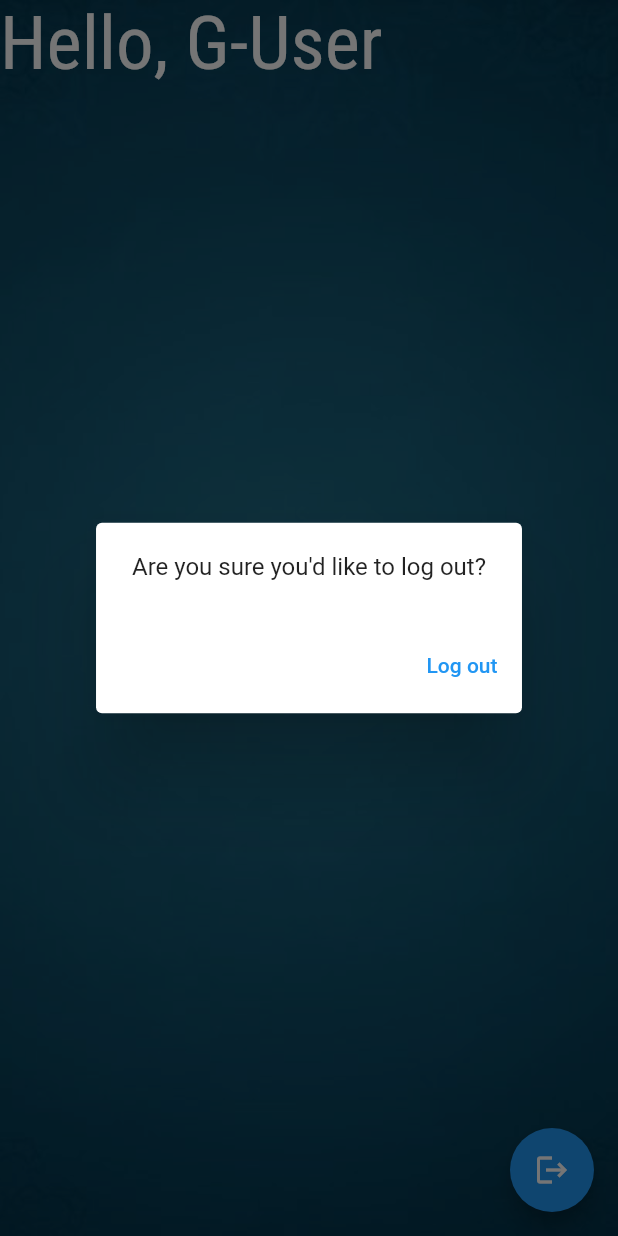
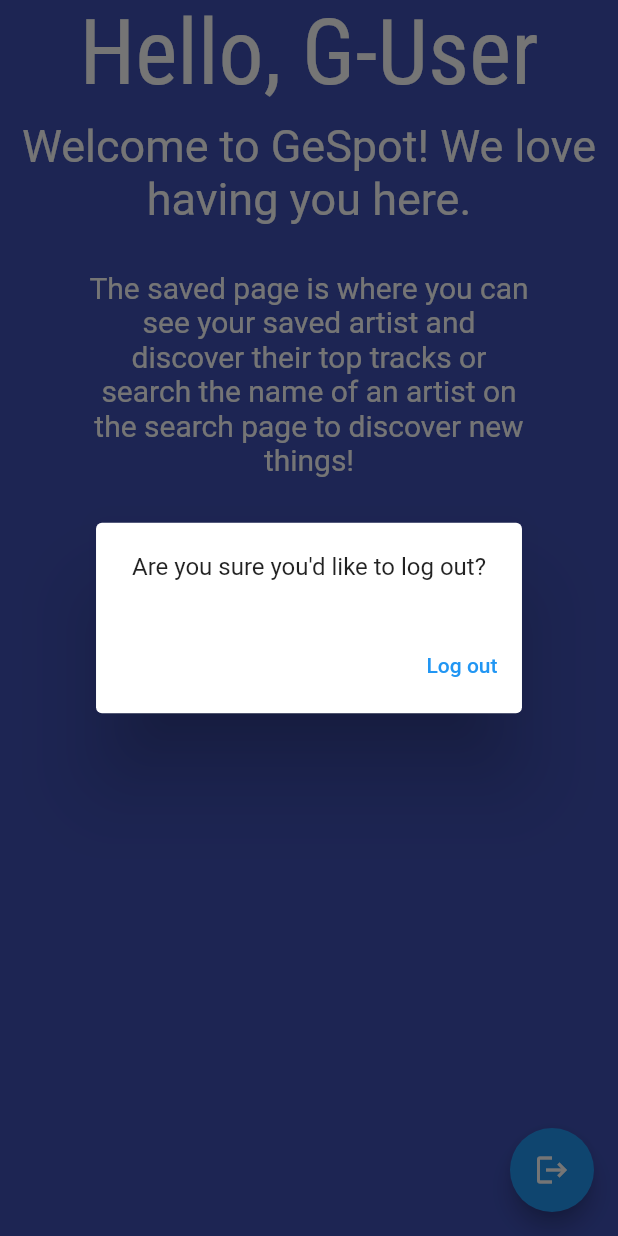
Before and after one commit to rpowers621/mobile_final, a Flutter app: the HomePage screen opened directly, after a tap on the "logout" icon, on a phone screen of 412 x 824 dp. Run offline on Flutter 3.47's test engine with Material 2 defaults, Android fonts, the phone set to English and light mode, and no system bars; our stand-ins replace cloud_firestore, firebase_auth, firebase_core, firebase_storage, google_sign_in, image_picker and 1 more; missing offline and left inert: link, spotify; accounts and stored records are empty; statements that could not run were skipped.

Commit message:
Add files via upload

```diff
--- a/lib/pages/home.dart
+++ b/lib/pages/home.dart
@@ -1,9 +1,12 @@
 import 'package:cloud_firestore/cloud_firestore.dart';
 import 'package:firebase_auth/firebase_auth.dart';
+import 'package:flutter/gestures.dart';
 import 'package:flutter/material.dart';
 import 'package:mobile_final/authentication.dart';
 import 'package:mobile_final/database.dart';
 import 'package:mobile_final/spotify.dart';
+import 'package:link/link.dart';
+import 'package:url_launcher/url_launcher.dart';
 
 class HomePage extends StatefulWidget {
   HomePage({Key? key}) : super(key: key);
@@ -13,35 +16,73 @@ class HomePage extends StatefulWidget {
 }
 
 class _HomePageState extends State<HomePage> {
+  var holder = "";
   String id = Authentication().getUserId();
   final FirebaseFirestore fb = FirebaseFirestore.instance;
   var user ='G-User';
-  getUser()async {
-    user = await Database().getUsername();
-    return user;
-    print("user: ${user}");
-  }
-
   @override
 
   Widget build(BuildContext context){
   getUser();
     return Scaffold(
       backgroundColor: Colors.indigo,
-      body:Container(
-        constraints: BoxConstraints.expand(),
-        decoration: BoxDecoration(
-          image: DecorationImage(
-            image: AssetImage("assets/cover.jpeg"),
-            fit: BoxFit.cover)),
-        child: Text("Hello, $user",
+      body:Column(
+        // constraints: BoxConstraints.expand(),
+        // decoration: BoxDecoration(
+        //   image: DecorationImage(
+        //     image: AssetImage("assets/cover.jpeg"),
+        //     fit: BoxFit.cover)),
+        children: [
+          Text("Hello, $user",
           style: const TextStyle(
               color: Colors.white,
-              fontSize: 50,
+              fontSize: 60,
               fontFamily: 'RobotoMono'
           ),
         ),
-
+        SizedBox(width: 5, height: 10),
+        Text("Welcome to GeSpot! We love having you here.", style: const TextStyle(fontSize: 30, color: Colors.white), textAlign: TextAlign.center),
+        SizedBox(width: 5, height: 30),
+        Container(
+          width: 300,
+          child: Text("The saved page is where you can see your saved artist and discover their top tracks or search the name of an artist on the search page to discover new things!", style: const TextStyle(fontSize: 20, color: Colors.white), textAlign: TextAlign.center),
+        ),
+        SizedBox(width: 5, height: 40),
+        FutureBuilder<Map>(
+            future: Spotify().getFeaturedPlaylists(),
+            builder: (context, AsyncSnapshot snapshot){
+              if(snapshot.hasData){
+                final data = snapshot.data;
+                return ListView.builder(
+                    scrollDirection: Axis.vertical,
+                    shrinkWrap: true,
+                    itemCount: 1,
+                    itemBuilder: (context, index){
+                      var name = data["name"][index];
+                      holder = data["playlist_id"][index];
+                      return
+                        Column(
+                          children: [
+                            Text("Our featured playlist is: $name", style: const TextStyle(fontSize: 30, color: Colors.lightGreenAccent), textAlign: TextAlign.center),
+                            SizedBox(width: 5, height: 10),
+                            Text("Go to this link to see the featured playlist!", style: const TextStyle(fontSize: 25, color: Colors.white), textAlign: TextAlign.center),
+                            SizedBox(width: 5, height: 10),
+                            Container(
+                              width: 300,
+                              child: Text("https://open.spotify.com/playlist/37i9dQZF1DXc5e2bJhV6pu", style: const TextStyle(fontSize: 15, color: Colors.white), textAlign: TextAlign.center),
+                            )
+                          ]
+                        );
+                    }
+                );
+              }
+              else{
+                return Container(
+                  child: Text(""),
+                );
+              }
+            }),
+        ],
 
       ),
       floatingActionButton: FloatingActionButton(
@@ -53,4 +94,11 @@ class _HomePageState extends State<HomePage> {
       ),
     );
   }
+
+  getUser()async {
+    user = await Database().getUsername();
+    return user;
+    print("user: ${user}");
+  }
+
 }
```
